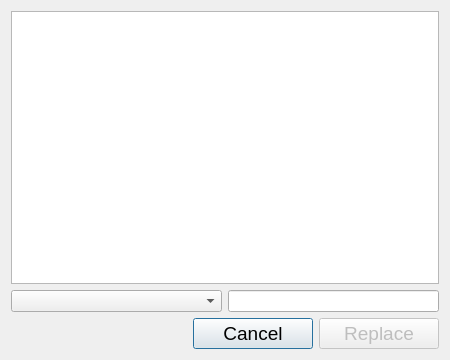
Old version of the form DialogWindows/taglistdialog.ui in the repository VitaliiDemediuk/MyFileManager.
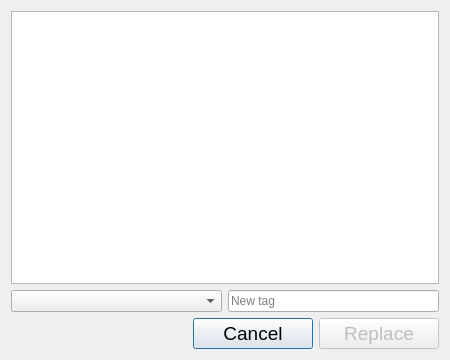
New version of the form.

The edit to the form file:
```diff
--- a/DialogWindows/taglistdialog.ui
+++ b/DialogWindows/taglistdialog.ui
@@ -48,7 +48,11 @@
         </widget>
        </item>
        <item>
-        <widget class="QLineEdit" name="NewTagLineEdit"/>
+        <widget class="QLineEdit" name="NewTagLineEdit">
+         <property name="placeholderText">
+          <string>New tag</string>
+         </property>
+        </widget>
        </item>
       </layout>
      </item>
```
